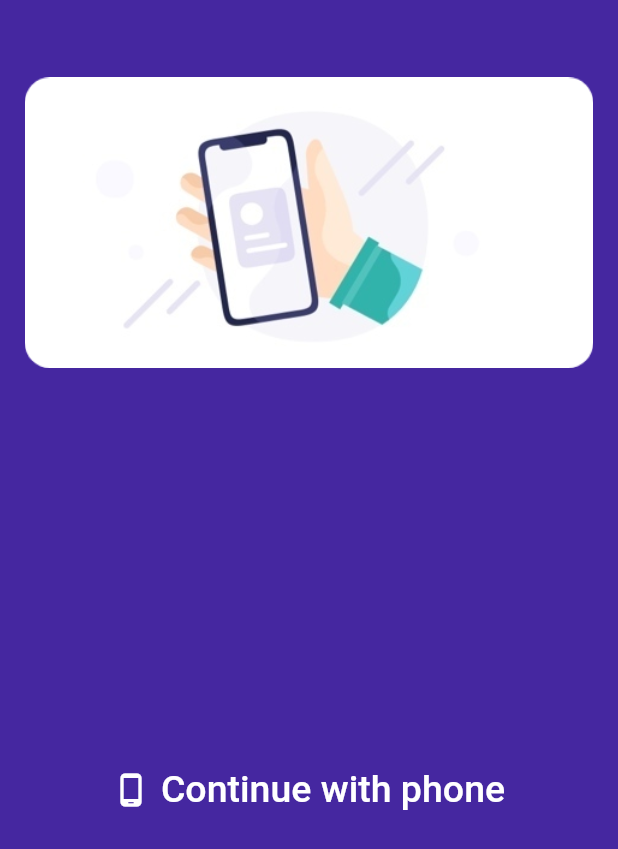
After one commit to antojosu/Athijeevana, a Flutter app: the screen it shows after launch, on a phone screen of 412 x 824 dp. The commit adds this screen. Shown: the top 849 px of the screen. Run offline on Flutter 3.47's test engine with Material 2 defaults, Android fonts, the phone set to English and light mode, and no system bars.

Commit message:
Added Startup Screen

```diff
--- a/lib/main.dart
+++ b/lib/main.dart
@@ -1,4 +1,4 @@
-import 'package:athijeevana/screens/phonenumber.dart';
+import 'package:athijeevana/screens/StartScreen.dart';
 import 'package:flutter/material.dart';
 
 void main() {
@@ -8,6 +8,6 @@ void main() {
 class AthiJeevanaMain extends StatelessWidget {
   @override
   Widget build(BuildContext context) {
-    return MaterialApp(debugShowCheckedModeBanner: false, home: PhoneNumber());
+    return MaterialApp(debugShowCheckedModeBanner: false, home: StartScreen());
   }
 }
--- /dev/null
+++ b/lib/screens/StartScreen.dart
@@ -0,0 +1,43 @@
+import 'package:athijeevana/screens/phonenumber.dart';
+import 'package:flutter/material.dart';
+
+class StartScreen extends StatelessWidget {
+  @override
+  Widget build(BuildContext context) {
+    return Scaffold(
+      backgroundColor: Colors.deepPurple[800],
+      body: Padding(
+        padding: const EdgeInsets.all(16.5),
+        child: Center(
+          child: Column(
+            children: <Widget>[
+              SizedBox(height: 35.0),
+              Image(
+                image: AssetImage('assets/images/phone.png'),
+              ),
+              Expanded(
+                child: TextButton.icon(
+                  icon: Icon(
+                    Icons.phone_android_rounded,
+                    color: Colors.white,
+                  ),
+                  label: Text(
+                    'Continue with phone',
+                    style: TextStyle(
+                      color: Colors.white,
+                      fontSize: 25.0,
+                    ),
+                  ),
+                  onPressed: () {
+                    Navigator.push(context,
+                        MaterialPageRoute(builder: (context) => PhoneNumber()));
+                  },
+                ),
+              ),
+            ],
+          ),
+        ),
+      ),
+    );
+  }
+}
```
